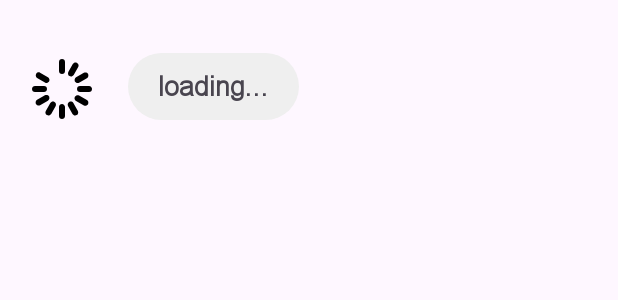
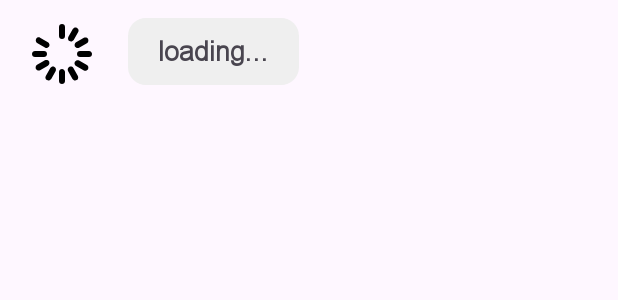
Before and after one commit to djl-win/HealthGuard, an Android app: the layout message_reveive_list_item.xml on its own in the app's theme, with its tools: preview values and no code run, on a phone screen of 412 x 824 dp. Shown: the top 300 px of the screen. Run offline under Robolectric (Android 15) with nearby library versions, the phone set to English and light mode, and no system bars.

Commit message:
part of chat function

```diff
--- a/app/src/main/res/drawable/rounded_receive_background.xml
+++ b/app/src/main/res/drawable/rounded_receive_background.xml
@@ -3,7 +3,7 @@
     <item>
         <shape>
             <solid android:color="#EFEFEF" /> <!-- 这里是输入框的背景色 -->
-            <corners android:radius="30dp" /> <!-- 这里设置圆角的弧度 -->
+            <corners android:radius="12dp" /> <!-- 这里设置圆角的弧度 -->
             <padding android:left="20dp" android:top="10dp" android:right="20dp" android:bottom="10dp" /> <!-- 为输入框添加一些内部边距 -->
         </shape>
     </item>
--- a/app/src/main/res/drawable/rounded_send_background.xml
+++ b/app/src/main/res/drawable/rounded_send_background.xml
@@ -3,7 +3,7 @@
     <item>
         <shape>
             <solid android:color="#28B560" /> <!-- 这里是输入框的背景色 -->
-            <corners android:radius="30dp" /> <!-- 这里设置圆角的弧度 -->
+            <corners android:radius="12dp" /> <!-- 这里设置圆角的弧度 -->
             <padding android:left="20dp" android:top="10dp" android:right="20dp" android:bottom="10dp" /> <!-- 为输入框添加一些内部边距 -->
         </shape>
     </item>
--- a/app/src/main/res/layout/fragment_chat.xml
+++ b/app/src/main/res/layout/fragment_chat.xml
@@ -50,7 +50,7 @@
 
     <androidx.recyclerview.widget.RecyclerView
         android:id="@+id/recycler_view_friends_chat"
-        android:paddingTop="35dp"
+        android:paddingTop="25dp"
         android:layout_width="match_parent"
         android:layout_height="0dp"
         android:layout_weight="1"
--- a/app/src/main/res/layout/fragment_message.xml
+++ b/app/src/main/res/layout/fragment_message.xml
@@ -47,6 +47,7 @@
         android:layout_height="0dp"
         android:layout_weight="1"
         android:overScrollMode="always"
+        android:fitsSystemWindows="true"
         android:scrollbars="vertical" />
 
     <RelativeLayout
--- a/app/src/main/res/layout/message_reveive_list_item.xml
+++ b/app/src/main/res/layout/message_reveive_list_item.xml
@@ -3,7 +3,8 @@
     android:id="@+id/linear_layout_message_item"
     android:layout_width="wrap_content"
     android:layout_height="wrap_content"
-    android:layout_marginTop="35dp"
+    android:layout_marginTop="12dp"
+    android:layout_marginBottom="12dp"
     android:orientation="horizontal">
     <ImageView
         android:id="@+id/image_view_avatar_message_item"
@@ -21,7 +22,7 @@
         android:text="@string/loading"
         android:background="@drawable/rounded_receive_background"
         android:textSize="18sp"
-        android:maxWidth="300dp"
+        android:maxWidth="250dp"
         style="@style/chat_page_string_text1" />
 
 </LinearLayout>
--- a/app/src/main/res/layout/message_send_list_item.xml
+++ b/app/src/main/res/layout/message_send_list_item.xml
@@ -2,7 +2,8 @@
     android:id="@+id/linear_layout_message_sent"
     android:layout_width="match_parent"
     android:layout_height="wrap_content"
-    android:layout_marginTop="35dp"
+    android:layout_marginTop="12dp"
+    android:layout_marginBottom="12dp"
     android:orientation="horizontal"
     android:gravity="end">
 
@@ -13,7 +14,7 @@
         android:text="@string/loading"
         android:background="@drawable/rounded_send_background"
         android:textSize="18sp"
-        android:maxWidth="300dp"
+        android:maxWidth="250dp"
         style="@style/chat_page_string_text1" />
 
     <ImageView
```
Also changed, not shown: app/src/main/java/com/comp5216/healthguard/fragment/chat/MessageFragment.java (+29 -0 lines), app/src/main/java/com/comp5216/healthguard/repository/ChatRepository.java (+25 -1 lines).
